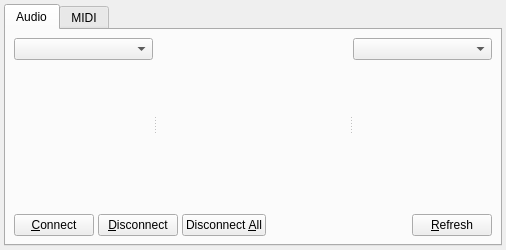
rncbc/qtractor, file src/qtractorConnectForm.ui: the form before one commit.
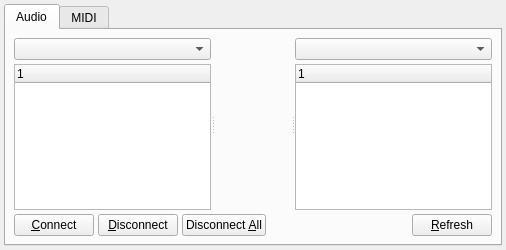
The form after the commit. Icons and pictures are not drawn. Custom widgets are drawn as their Qt base class.

The edit to the form file:
```diff
--- a/src/qtractorConnectForm.ui
+++ b/src/qtractorConnectForm.ui
@@ -380,21 +380,21 @@
  <customwidgets>
   <customwidget>
    <class>qtractorAudioClientListView</class>
-   <extends></extends>
+   <extends>QTreeWidget</extends>
    <header>qtractorAudioConnect.h</header>
    <container>0</container>
    <pixmap></pixmap>
   </customwidget>
   <customwidget>
    <class>qtractorMidiClientListView</class>
-   <extends></extends>
+   <extends>QTreeWidget</extends>
    <header>qtractorMidiConnect.h</header>
    <container>0</container>
    <pixmap></pixmap>
   </customwidget>
   <customwidget>
    <class>qtractorConnectorView</class>
-   <extends></extends>
+   <extends>QWidget</extends>
    <header>qtractorConnect.h</header>
    <container>0</container>
    <pixmap></pixmap>
```
Left out of the diff: 11 changed lines with no effect on the pictures.
